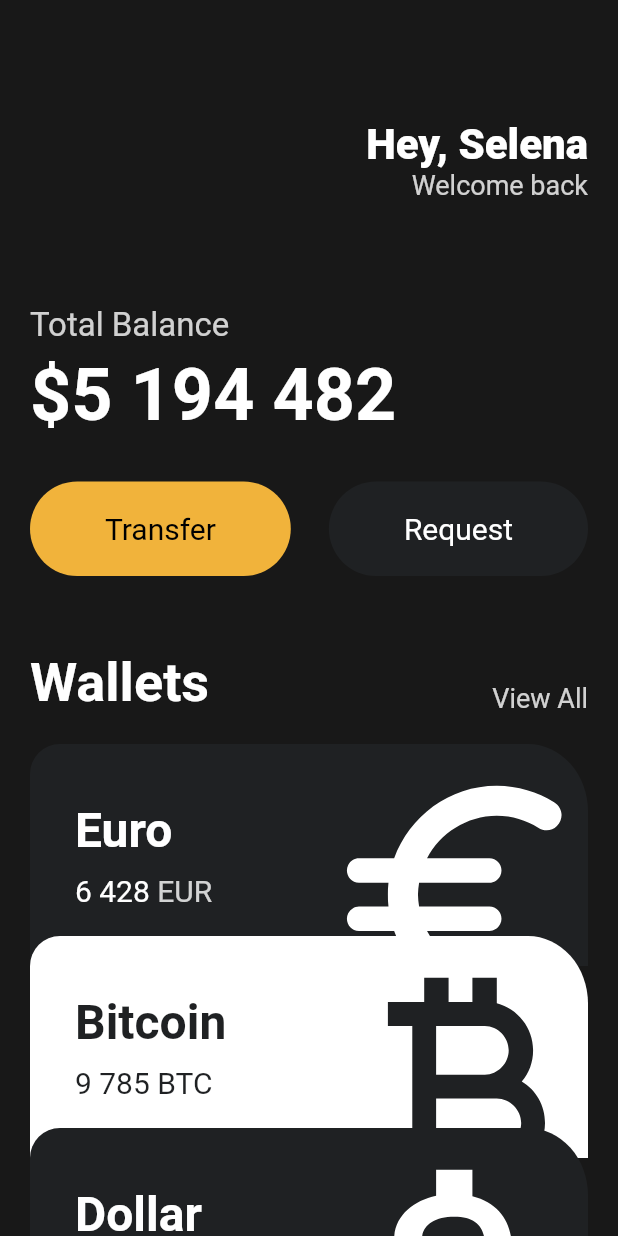
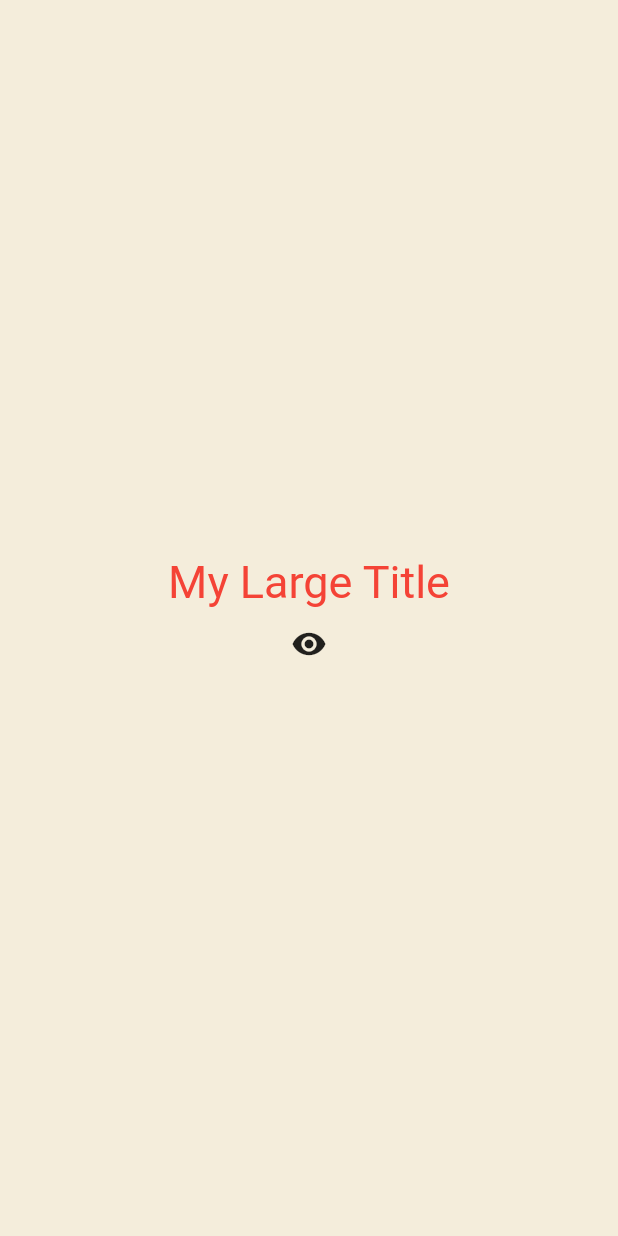
Before and after one commit to leejunkoo/toonflix, a Flutter app: the screen it shows after launch, on a phone screen of 412 x 824 dp. Run offline on Flutter 3.47's test engine with Material 2 defaults, Android fonts, the phone set to English and light mode, and no system bars.

Commit message:
stateful-widgets

```diff
--- a/lib/main.dart
+++ b/lib/main.dart
@@ -1,146 +1,94 @@
 import 'package:flutter/material.dart';
-import 'package:toonflix/widgets/Button.dart';
-import 'package:toonflix/widgets/currency_card.dart';
 
 void main() {
   runApp(App());
 }
 
-class App extends StatelessWidget {
+class App extends StatefulWidget {
+  @override
+  State<App> createState() => _AppState();
+}
+
+class _AppState extends State<App> {
+  bool showTitle = true;
+
+  void toggleTitle() {
+    setState(() {
+      showTitle = !showTitle;
+    });
+  }
+
+  @override
+  void didUpdateWidget(covariant App oldWidget) {
+    super.didUpdateWidget(oldWidget);
+    print('update');
+  }
+
+  @override
+  void didChangeDependencies() {
+    // TODO: implement didChangeDependencies
+    super.didChangeDependencies();
+    print('change');
+  }
+
   @override
   Widget build(BuildContext context) {
     return MaterialApp(
-      home: Scaffold(
-        backgroundColor: const Color(0xFF181818),
-        body: SingleChildScrollView(
-          child: Padding(
-            padding: const EdgeInsets.symmetric(
-              horizontal: 20,
+        theme: ThemeData(
+          textTheme: const TextTheme(
+            titleLarge: TextStyle(
+              color: Colors.red,
             ),
+          ),
+        ),
+        home: Scaffold(
+          backgroundColor: const Color(0xFFF4EDDB),
+          body: Center(
             child: Column(
-              crossAxisAlignment: CrossAxisAlignment.start,
+              mainAxisAlignment: MainAxisAlignment.center,
               children: [
-                const SizedBox(
-                  height: 80,
-                ),
-                Row(
-                  mainAxisAlignment: MainAxisAlignment.end,
-                  children: [
-                    Column(
-                      crossAxisAlignment: CrossAxisAlignment.end,
-                      children: [
-                        const Text(
-                          "Hey, Selena",
-                          style: TextStyle(
-                            color: Colors.white,
-                            fontSize: 28,
-                            fontWeight: FontWeight.w800,
-                          ),
-                        ),
-                        Text(
-                          "Welcome back",
-                          style: TextStyle(
-                            color: Colors.white.withOpacity(0.8),
-                            fontSize: 18,
-                          ),
-                        )
-                      ],
-                    )
-                  ],
-                ),
-                const SizedBox(
-                  height: 70,
-                ),
-                Text(
-                  'Total Balance',
-                  style: TextStyle(
-                    fontSize: 22,
-                    color: Colors.white.withOpacity(0.8),
-                  ),
-                ),
-                const SizedBox(
-                  height: 5,
-                ),
-                const Text(
-                  '\$5 194 482',
-                  style: TextStyle(
-                    fontSize: 48,
-                    fontWeight: FontWeight.w600,
-                    color: Colors.white,
-                  ),
-                ),
-                const SizedBox(
-                  height: 30,
-                ),
-                Row(
-                  mainAxisAlignment: MainAxisAlignment.spaceBetween,
-                  children: const [
-                    Button(
-                      text: 'Transfer',
-                      bgColor: Color(0xFFF1B33B),
-                      textColor: Colors.black,
-                    ),
-                    Button(
-                      text: 'Request',
-                      bgColor: Color(0xFF1F2123),
-                      textColor: Colors.white,
-                    )
-                  ],
-                ),
-                const SizedBox(
-                  height: 50,
-                ),
-                Row(
-                  mainAxisAlignment: MainAxisAlignment.spaceBetween,
-                  crossAxisAlignment: CrossAxisAlignment.end,
-                  children: [
-                    const Text(
-                      "Wallets",
-                      style: TextStyle(
-                          color: Colors.white,
-                          fontSize: 36,
-                          fontWeight: FontWeight.w600),
-                    ),
-                    Text(
-                      "View All",
-                      style: TextStyle(
-                        color: Colors.white.withOpacity(0.8),
-                        fontSize: 18,
-                      ),
-                    ),
-                  ],
-                ),
-                const SizedBox(
-                  height: 20,
-                ),
-                const CurrencyCard(
-                  name: 'Euro',
-                  code: 'EUR',
-                  amount: '6 428',
-                  icon: Icons.euro_rounded,
-                  isInverted: false,
-                  order: 1,
-                ),
-                const CurrencyCard(
-                  name: 'Bitcoin',
-                  code: 'BTC',
-                  amount: '9 785',
-                  icon: Icons.currency_bitcoin,
-                  isInverted: true,
-                  order: 2,
-                ),
-                const CurrencyCard(
-                  name: 'Dollar',
-                  code: 'USD',
-                  amount: '428',
-                  icon: Icons.attach_money_outlined,
-                  isInverted: false,
-                  order: 3,
-                ),
+                showTitle ? const MyLargeTitle() : const Text("nothing"),
+                IconButton(
+                  onPressed: toggleTitle,
+                  icon: const Icon(Icons.remove_red_eye),
+                )
               ],
             ),
           ),
-        ),
+        ));
+  }
+}
+
+class MyLargeTitle extends StatefulWidget {
+  const MyLargeTitle({
+    Key? key,
+  }) : super(key: key);
+
+  @override
+  State<MyLargeTitle> createState() => _MyLargeTitleState();
+}
+
+class _MyLargeTitleState extends State<MyLargeTitle> {
+  @override
+  void initState() {
+    super.initState();
+    print('initState!');
+  }
+
+  @override
+  void dispose() {
+    super.dispose();
+    print('dispose');
+  }
+
+  @override
+  Widget build(BuildContext context) {
+    print('build');
+    return Text(
+      "My Large Title",
+      style: TextStyle(
+        fontSize: 30,
+        color: Theme.of(context).textTheme.titleLarge?.color,
       ),
     );
   }
--- a/lib/widgets/button.dart
+++ /dev/null
@@ -1,35 +0,0 @@
-import 'package:flutter/material.dart';
-
-class Button extends StatelessWidget {
-  final String text;
-  final Color bgColor;
-  final Color textColor;
-
-  const Button({
-    super.key,
-    required this.text,
-    required this.bgColor,
-    required this.textColor,
-  });
-
-  @override
-  Widget build(BuildContext context) {
-    return Container(
-      decoration: BoxDecoration(
-          color: bgColor, borderRadius: BorderRadius.circular(45)),
-      child: Padding(
-        padding: const EdgeInsets.symmetric(
-          vertical: 20,
-          horizontal: 50,
-        ),
-        child: Text(
-          text,
-          style: TextStyle(
-            color: textColor,
-            fontSize: 20,
-          ),
-        ),
-      ),
-    );
-  }
-}
--- a/lib/widgets/currency_card.dart
+++ /dev/null
@@ -1,94 +0,0 @@
-import 'package:flutter/material.dart';
-
-class CurrencyCard extends StatelessWidget {
-  final String name, code, amount;
-  final IconData icon;
-  final bool isInverted;
-  final double order;
-
-  final _blackColor = const Color(0xFF1F2123);
-
-  const CurrencyCard({
-    super.key,
-    required this.name,
-    required this.code,
-    required this.amount,
-    required this.icon,
-    required this.isInverted,
-    required this.order,
-  });
-
-  @override
-  Widget build(BuildContext context) {
-    return Transform.translate(
-      offset: Offset(0, -20 * (order - 1)),
-      child: Container(
-        clipBehavior: Clip.hardEdge,
-        decoration: BoxDecoration(
-          color: isInverted ? Colors.white : _blackColor,
-          borderRadius: const BorderRadius.only(
-            topLeft: Radius.circular(20),
-            topRight: Radius.elliptical(40, 45),
-          ),
-        ),
-        child: Padding(
-          padding: const EdgeInsets.all(30),
-          child: Row(
-            mainAxisAlignment: MainAxisAlignment.spaceBetween,
-            children: [
-              Column(
-                crossAxisAlignment: CrossAxisAlignment.start,
-                children: [
-                  Text(
-                    name,
-                    style: TextStyle(
-                        color: isInverted ? _blackColor : Colors.white,
-                        fontSize: 32,
-                        fontWeight: FontWeight.w600),
-                  ),
-                  const SizedBox(
-                    height: 10,
-                  ),
-                  Row(
-                    children: [
-                      Text(
-                        amount,
-                        style: TextStyle(
-                          color: isInverted ? _blackColor : Colors.white,
-                          fontSize: 20,
-                        ),
-                      ),
-                      const SizedBox(
-                        width: 5,
-                      ),
-                      Text(
-                        code,
-                        style: TextStyle(
-                          color: isInverted
-                              ? _blackColor
-                              : Colors.white.withOpacity(0.8),
-                          fontSize: 20,
-                        ),
-                      ),
-                    ],
-                  ),
-                ],
-              ),
-              Transform.scale(
-                scale: 2.2,
-                child: Transform.translate(
-                  offset: const Offset(-5, 12),
-                  child: Icon(
-                    icon,
-                    color: isInverted ? _blackColor : Colors.white,
-                    size: 88,
-                  ),
-                ),
-              )
-            ],
-          ),
-        ),
-      ),
-    );
-  }
-}
```
